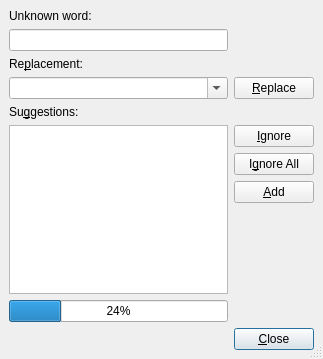
rpavlik/lyx-lucid-backport, file src/frontends/qt4/ui/SpellcheckerUi.ui: the form before one commit.
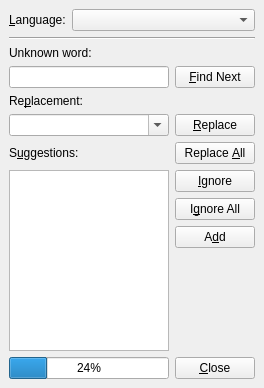
The form after the commit.

```diff
--- a/src/frontends/qt4/ui/SpellcheckerUi.ui
+++ b/src/frontends/qt4/ui/SpellcheckerUi.ui
@@ -1,118 +1,54 @@
 <ui version="4.0" >
  <class>SpellcheckerUi</class>
- <widget class="QDialog" name="SpellcheckerUi" >
+ <widget class="QDockWidget" name="SpellcheckerUi" >
   <property name="geometry" >
    <rect>
     <x>0</x>
     <y>0</y>
-    <width>323</width>
-    <height>359</height>
+    <width>264</width>
+    <height>388</height>
    </rect>
   </property>
   <property name="windowTitle" >
    <string/>
   </property>
-  <property name="sizeGripEnabled" >
-   <bool>true</bool>
-  </property>
-  <layout class="QGridLayout" >
-   <property name="margin" >
-    <number>9</number>
-   </property>
-   <property name="spacing" >
-    <number>6</number>
-   </property>
-   <item row="10" column="1" >
-    <widget class="QPushButton" name="closePB" >
+  <widget class="QWidget" name="dockWidgetContents" >
+   <layout class="QGridLayout" name="gridLayout" >
+    <item row="0" column="0" colspan="2" >
+     <layout class="QHBoxLayout" name="horizontalLayout" >
+      <item>
+       <widget class="QLabel" name="languageLA" >
      <property name="text" >
-      <string>&amp;Close</string>
-     </property>
-    </widget>
-   </item>
-   <item row="4" column="0" >
-    <widget class="QLabel" name="TextLabel2" >
-     <property name="text" >
-      <string>Su&amp;ggestions:</string>
+         <string>&amp;Language:</string>
      </property>
      <property name="buddy" >
       <cstring>suggestionsLW</cstring>
      </property>
     </widget>
    </item>
-   <item row="3" column="1" >
-    <widget class="QPushButton" name="replacePB" >
-     <property name="toolTip" >
-      <string>Replace word with current choice</string>
-     </property>
-     <property name="text" >
-      <string>&amp;Replace</string>
-     </property>
-    </widget>
-   </item>
-   <item row="7" column="1" >
-    <widget class="QPushButton" name="addPB" >
+      <item>
+       <widget class="QComboBox" name="languageCO" >
+        <property name="sizePolicy" >
+         <sizepolicy vsizetype="Fixed" hsizetype="Expanding" >
+          <horstretch>0</horstretch>
+          <verstretch>0</verstretch>
+         </sizepolicy>
+        </property>
      <property name="toolTip" >
-      <string>Add the word to your personal dictionary</string>
-     </property>
-     <property name="text" >
-      <string>&amp;Add</string>
-     </property>
-    </widget>
-   </item>
-   <item row="5" column="1" >
-    <widget class="QPushButton" name="ignorePB" >
-     <property name="toolTip" >
-      <string>Ignore this word</string>
-     </property>
-     <property name="text" >
-      <string>&amp;Ignore</string>
-     </property>
-    </widget>
-   </item>
-   <item row="6" column="1" >
-    <widget class="QPushButton" name="replacePB_3" >
-     <property name="toolTip" >
-      <string>Ignore this word throughout this session</string>
-     </property>
-     <property name="text" >
-      <string>I&amp;gnore All</string>
-     </property>
-    </widget>
-   </item>
-   <item row="8" column="1" >
-    <spacer>
+         <string>The checked language. Switching this alters the language of the checked word.</string>
+        </property>
+       </widget>
+      </item>
+     </layout>
+    </item>
+    <item row="1" column="0" colspan="2" >
+     <widget class="Line" name="line" >
      <property name="orientation" >
-      <enum>Qt::Vertical</enum>
-     </property>
-     <property name="sizeType" >
-      <enum>QSizePolicy::Expanding</enum>
-     </property>
-     <property name="sizeHint" >
-      <size>
-       <width>20</width>
-       <height>20</height>
-      </size>
-     </property>
-    </spacer>
+       <enum>Qt::Horizontal</enum>
+      </property>
+     </widget>
    </item>
    <item row="2" column="0" >
-    <widget class="QLabel" name="TextLabel1" >
-     <property name="text" >
-      <string>Re&amp;placement:</string>
-     </property>
-     <property name="buddy" >
-      <cstring>replaceCO</cstring>
-     </property>
-    </widget>
-   </item>
-   <item row="1" column="0" >
-    <widget class="QLineEdit" name="wordED" >
-     <property name="toolTip" >
-      <string>Current word</string>
-     </property>
-    </widget>
-   </item>
-   <item row="0" column="0" >
     <widget class="QLabel" name="TextLabel3" >
      <property name="text" >
       <string>Unknown word:</string>
@@ -123,15 +59,40 @@
     </widget>
    </item>
    <item row="3" column="0" >
+     <widget class="QLineEdit" name="wordED" >
+      <property name="toolTip" >
+       <string>Current word</string>
+      </property>
+     </widget>
+    </item>
+    <item row="3" column="1" >
+     <widget class="QPushButton" name="findNextPB" >
+      <property name="sizePolicy" >
+       <sizepolicy vsizetype="Preferred" hsizetype="Preferred" >
+        <horstretch>100</horstretch>
+        <verstretch>32</verstretch>
+       </sizepolicy>
+      </property>
+      <property name="toolTip" >
+       <string>Replace word with current choice</string>
+      </property>
+      <property name="text" >
+       <string>&amp;Find Next</string>
+      </property>
+     </widget>
+    </item>
+    <item row="4" column="0" >
+     <widget class="QLabel" name="TextLabel1" >
+      <property name="text" >
+       <string>Re&amp;placement:</string>
+      </property>
+      <property name="buddy" >
+       <cstring>replaceCO</cstring>
+      </property>
+     </widget>
+    </item>
+    <item row="5" column="0" >
     <widget class="QComboBox" name="replaceCO" >
-     <property name="sizePolicy" >
-      <sizepolicy>
-       <hsizetype>3</hsizetype>
-       <vsizetype>0</vsizetype>
-       <horstretch>0</horstretch>
-       <verstretch>0</verstretch>
-      </sizepolicy>
-     </property>
      <property name="focusPolicy" >
       <enum>Qt::StrongFocus</enum>
      </property>
@@ -152,10 +113,122 @@
      </property>
     </widget>
    </item>
-   <item rowspan="4" row="5" column="0" >
+    <item row="5" column="1" >
+     <widget class="QPushButton" name="replacePB" >
+      <property name="sizePolicy" >
+       <sizepolicy vsizetype="Preferred" hsizetype="Preferred" >
+        <horstretch>100</horstretch>
+        <verstretch>32</verstretch>
+       </sizepolicy>
+      </property>
+      <property name="toolTip" >
+       <string>Replace word with current choice</string>
+      </property>
+      <property name="text" >
+       <string>&amp;Replace</string>
+      </property>
+     </widget>
+    </item>
+    <item row="6" column="0" >
+     <widget class="QLabel" name="TextLabel2" >
+      <property name="sizePolicy" >
+       <sizepolicy vsizetype="Maximum" hsizetype="Preferred" >
+        <horstretch>0</horstretch>
+        <verstretch>0</verstretch>
+       </sizepolicy>
+      </property>
+      <property name="text" >
+       <string>S&amp;uggestions:</string>
+      </property>
+      <property name="buddy" >
+       <cstring>suggestionsLW</cstring>
+      </property>
+     </widget>
+    </item>
+    <item row="6" column="1" >
+     <widget class="QPushButton" name="replaceAllPB" >
+      <property name="sizePolicy" >
+       <sizepolicy vsizetype="Preferred" hsizetype="Preferred" >
+        <horstretch>100</horstretch>
+        <verstretch>32</verstretch>
+       </sizepolicy>
+      </property>
+      <property name="toolTip" >
+       <string>Replace word with current choice</string>
+      </property>
+      <property name="text" >
+       <string>Replace &amp;All</string>
+      </property>
+     </widget>
+    </item>
+    <item rowspan="4" row="7" column="0" >
     <widget class="QListWidget" name="suggestionsLW" />
    </item>
-   <item row="9" column="0" >
+    <item row="7" column="1" >
+     <widget class="QPushButton" name="ignorePB" >
+      <property name="sizePolicy" >
+       <sizepolicy vsizetype="Maximum" hsizetype="Preferred" >
+        <horstretch>100</horstretch>
+        <verstretch>32</verstretch>
+       </sizepolicy>
+      </property>
+      <property name="toolTip" >
+       <string>Ignore this word</string>
+      </property>
+      <property name="text" >
+       <string>&amp;Ignore</string>
+      </property>
+     </widget>
+    </item>
+    <item row="8" column="1" >
+     <widget class="QPushButton" name="ignoreAllPB" >
+      <property name="sizePolicy" >
+       <sizepolicy vsizetype="Maximum" hsizetype="Preferred" >
+        <horstretch>100</horstretch>
+        <verstretch>32</verstretch>
+       </sizepolicy>
+      </property>
+      <property name="toolTip" >
+       <string>Ignore this word throughout this session</string>
+      </property>
+      <property name="text" >
+       <string>I&amp;gnore All</string>
+      </property>
+     </widget>
+    </item>
+    <item row="9" column="1" >
+     <widget class="QPushButton" name="addPB" >
+      <property name="sizePolicy" >
+       <sizepolicy vsizetype="Maximum" hsizetype="Preferred" >
+        <horstretch>100</horstretch>
+        <verstretch>32</verstretch>
+       </sizepolicy>
+      </property>
+      <property name="toolTip" >
+       <string>Add the word to your personal dictionary</string>
+      </property>
+      <property name="text" >
+       <string>A&amp;dd</string>
+      </property>
+     </widget>
+    </item>
+    <item row="10" column="1" >
+     <spacer>
+      <property name="orientation" >
+       <enum>Qt::Vertical</enum>
+      </property>
+      <property name="sizeType" >
+       <enum>QSizePolicy::Expanding</enum>
+      </property>
+      <property name="sizeHint" stdset="0" >
+       <size>
+        <width>74</width>
+        <height>98</height>
+       </size>
+      </property>
+     </spacer>
+    </item>
+    <item row="11" column="0" >
     <widget class="QProgressBar" name="spellcheckPR" >
      <property name="value" >
       <number>24</number>
@@ -165,21 +238,22 @@
      </property>
     </widget>
    </item>
-  </layout>
- </widget>
- <tabstops>
-  <tabstop>wordED</tabstop>
-  <tabstop>replaceCO</tabstop>
-  <tabstop>replacePB</tabstop>
-  <tabstop>suggestionsLW</tabstop>
-  <tabstop>ignorePB</tabstop>
-  <tabstop>replacePB_3</tabstop>
-  <tabstop>addPB</tabstop>
-  <tabstop>closePB</tabstop>
- </tabstops>
- <includes>
-  <include location="local" >qt_i18n.h</include>
- </includes>
+    <item row="11" column="1" >
+     <widget class="QPushButton" name="closePB" >
+      <property name="sizePolicy" >
+       <sizepolicy vsizetype="Preferred" hsizetype="Preferred" >
+        <horstretch>100</horstretch>
+        <verstretch>32</verstretch>
+       </sizepolicy>
+      </property>
+      <property name="text" >
+       <string>&amp;Close</string>
+      </property>
+     </widget>
+    </item>
+   </layout>
+  </widget>
+ </widget>
  <resources/>
  <connections/>
 </ui>
```
Left out of the diff: 2 changed lines with no effect on the pictures. Lines whose indentation alone changed are shown as unchanged.
